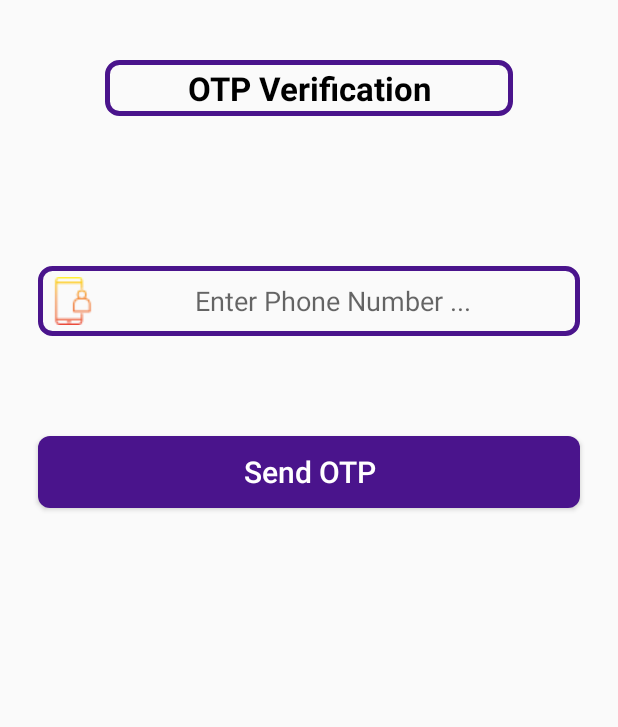
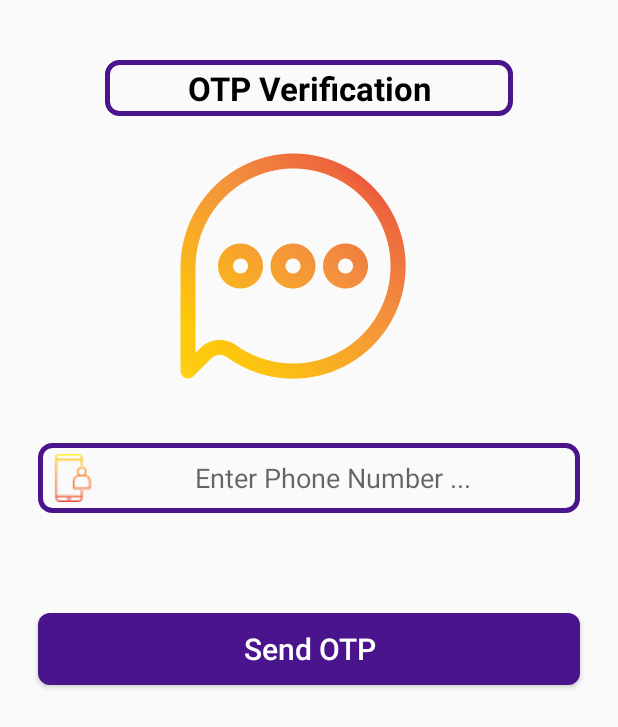
Before and after one commit to mishra-abhii/ChatMates, an Android app: the PhoneLoginActivity screen opened directly, with no data from a screen before it, on a phone screen of 412 x 824 dp. Shown: the top 727 px of the screen. Run offline under Robolectric (Android 15) with nearby library versions, the phone set to English and light mode, and no system bars; our stand-ins replace Firebase (no records; nobody signed in at launch, a user with empty details on screens opened directly).

Commit message:
Done some minor changes

```diff
--- a/app/src/main/java/com/example/chatmates/Authentication/PhoneLoginActivity.java
+++ b/app/src/main/java/com/example/chatmates/Authentication/PhoneLoginActivity.java
@@ -161,7 +161,7 @@ public class PhoneLoginActivity extends AppCompatActivity {
 //                    String currentUserId=auth.getCurrentUser().getUid();
 //                    DatabaseReference UserRef= FirebaseDatabase.getInstance().getReference().child("Users");
 //                    UserRef.child(currentUserId).child("device_token").setValue(deviceToken);
-                    Toast.makeText(getApplicationContext(), "you are successfully logged In", Toast.LENGTH_SHORT).show();
+                    Toast.makeText(getApplicationContext(), "You are Successfully Logged In", Toast.LENGTH_SHORT).show();
 
                     Intent intent =new Intent(PhoneLoginActivity.this, MainActivity.class);
                     intent.addFlags(Intent.FLAG_ACTIVITY_NEW_TASK|Intent.FLAG_ACTIVITY_CLEAR_TASK);
--- a/app/src/main/res/layout/activity_login.xml
+++ b/app/src/main/res/layout/activity_login.xml
@@ -26,7 +26,7 @@
                 android:layout_marginStart="115dp"
                 android:layout_marginEnd="115dp"
                 android:scaleType="fitCenter"
-                android:src="@drawable/chat">
+                android:src="@drawable/chat_two">
 
             </ImageView>
 
--- a/app/src/main/res/layout/activity_phone_login.xml
+++ b/app/src/main/res/layout/activity_phone_login.xml
@@ -22,14 +22,27 @@
         android:textSize="22sp"
         android:textStyle="bold" />
 
+    <ImageView
+        android:id="@+id/phonelogin_image"
+        android:layout_width="160dp"
+        android:layout_height="160dp"
+        android:layout_below="@id/textview"
+        android:layout_alignParentStart="true"
+        android:layout_marginStart="115dp"
+        android:layout_marginTop="20dp"
+        android:layout_marginEnd="115dp"
+        android:scaleType="fitCenter"
+        android:src="@drawable/chat_two" />
+
+
     <EditText
         android:id="@+id/phone_number_edit"
         android:layout_width="match_parent"
         android:layout_height="wrap_content"
-        android:layout_below="@+id/textview"
+        android:layout_below="@id/phonelogin_image"
         android:layout_alignParentStart="true"
         android:layout_marginStart="25dp"
-        android:layout_marginTop="100dp"
+        android:layout_marginTop="38dp"
         android:layout_marginEnd="25dp"
         android:background="@drawable/edittext"
         android:drawableStart="@drawable/phone"
--- a/app/src/main/res/layout/activity_register.xml
+++ b/app/src/main/res/layout/activity_register.xml
@@ -15,7 +15,7 @@
         android:layout_marginStart="115dp"
         android:layout_marginEnd="115dp"
         android:scaleType="fitCenter"
-        android:src="@drawable/chat">
+        android:src="@drawable/chat_two">
 
     </ImageView>
 
@@ -63,7 +63,7 @@
         android:layout_below="@+id/signup_password"
         android:layout_alignParentStart="true"
         android:layout_marginStart="25dp"
-        android:layout_marginTop="18dp"
+        android:layout_marginTop="30dp"
         android:layout_marginEnd="25dp"
         android:background="@drawable/buttons"
         android:padding="4dp"
```
Also changed, not shown: app/src/main/res/drawable-v24/chat_two.png (added).
